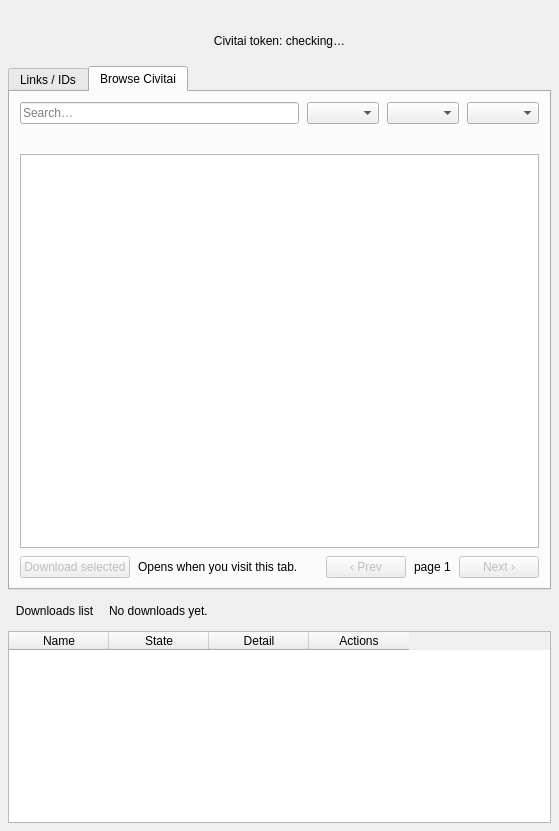
Old version of the form src/dtflow/ui/forms/downloads_page.ui in the repository djebaz/dtflow.
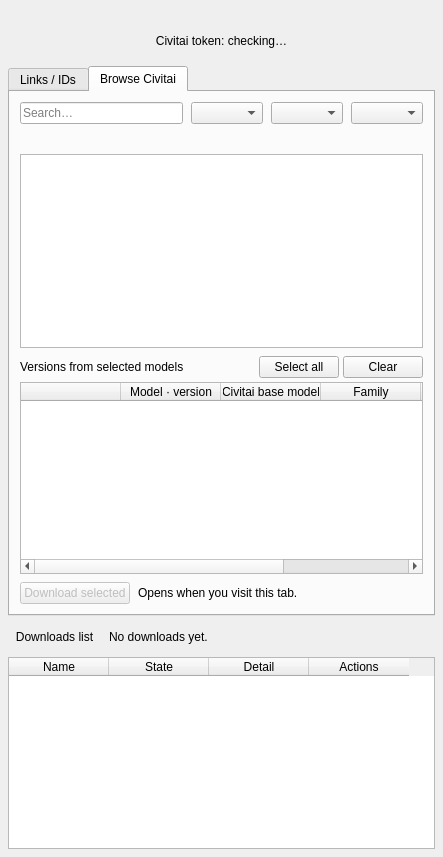
New version of the form. The open tabs and pages were chosen to show the change.

Commit message: Add compact bulk version table and remove gallery page navigation

Diff of the .ui file:
```diff
--- a/src/dtflow/ui/forms/downloads_page.ui
+++ b/src/dtflow/ui/forms/downloads_page.ui
@@ -122,6 +122,45 @@
        <property name="editTriggers"><set>QAbstractItemView::NoEditTriggers</set></property>
        <property name="horizontalScrollBarPolicy"><enum>Qt::ScrollBarAlwaysOff</enum></property>
       </widget></item>
+      <item><widget class="QWidget" name="galleryVersionsBox">
+       <layout class="QVBoxLayout" name="galleryVersionsLayout">
+        <property name="spacing"><number>4</number></property>
+        <property name="leftMargin"><number>0</number></property>
+        <property name="topMargin"><number>0</number></property>
+        <property name="rightMargin"><number>0</number></property>
+        <property name="bottomMargin"><number>0</number></property>
+        <item><layout class="QHBoxLayout" name="galleryVersionActions">
+         <item><widget class="QLabel" name="galleryVersionsHeading">
+          <property name="text"><string>Versions from selected models</string></property>
+         </widget></item>
+         <item><spacer name="galleryVersionsSpacer">
+          <property name="orientation"><enum>Qt::Horizontal</enum></property>
+          <property name="sizeHint" stdset="0"><size><width>20</width><height>20</height></size></property>
+         </spacer></item>
+         <item><widget class="QPushButton" name="gallerySelectAllVersions">
+          <property name="text"><string>Select all</string></property>
+         </widget></item>
+         <item><widget class="QPushButton" name="galleryClearVersions">
+          <property name="text"><string>Clear</string></property>
+         </widget></item>
+        </layout></item>
+        <item><widget class="QTableWidget" name="galleryVersionsTable">
+         <property name="accessibleName"><string>Choose exact Civitai versions and files to download</string></property>
+         <property name="minimumHeight"><number>100</number></property>
+         <property name="maximumHeight"><number>205</number></property>
+         <property name="selectionMode"><enum>QAbstractItemView::NoSelection</enum></property>
+         <property name="editTriggers"><set>QAbstractItemView::NoEditTriggers</set></property>
+         <property name="showGrid"><bool>false</bool></property>
+         <property name="columnCount"><number>6</number></property>
+         <column><property name="text"><string></string></property></column>
+         <column><property name="text"><string>Model · version</string></property></column>
+         <column><property name="text"><string>Civitai base model</string></property></column>
+         <column><property name="text"><string>Family</string></property></column>
+         <column><property name="text"><string>Version ID</string></property></column>
+         <column><property name="text"><string>File</string></property></column>
+        </widget></item>
+       </layout>
+      </widget></item>
       <item><layout class="QHBoxLayout" name="galleryActionRow"><property name="spacing"><number>8</number></property>
        <item><widget class="QPushButton" name="galleryDownloadButton">
         <property name="text"><string>Download selected</string></property>
@@ -134,18 +173,7 @@
        </widget></item>
        <item><spacer name="galleryActionSpacer"><property name="orientation"><enum>Qt::Horizontal</enum></property>
         <property name="sizeHint" stdset="0"><size><width>20</width><height>20</height></size></property></spacer></item>
-       <item><widget class="QPushButton" name="galleryPrevButton">
-        <property name="text"><string>‹ Prev</string></property>
-        <property name="enabled"><bool>false</bool></property>
-       </widget></item>
-       <item><widget class="QLabel" name="galleryPageLabel">
-        <property name="text"><string>page 1</string></property>
-        <property name="role" stdset="0"><string>secondary</string></property>
-       </widget></item>
-       <item><widget class="QPushButton" name="galleryNextButton">
-        <property name="text"><string>Next ›</string></property>
-        <property name="enabled"><bool>false</bool></property>
-       </widget></item>
+
       </layout></item>
      </layout>
     </widget>
```
